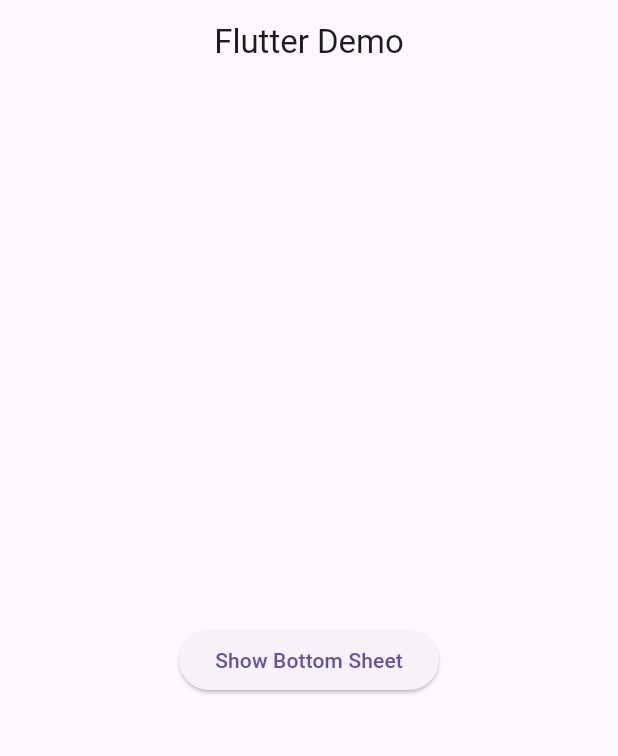
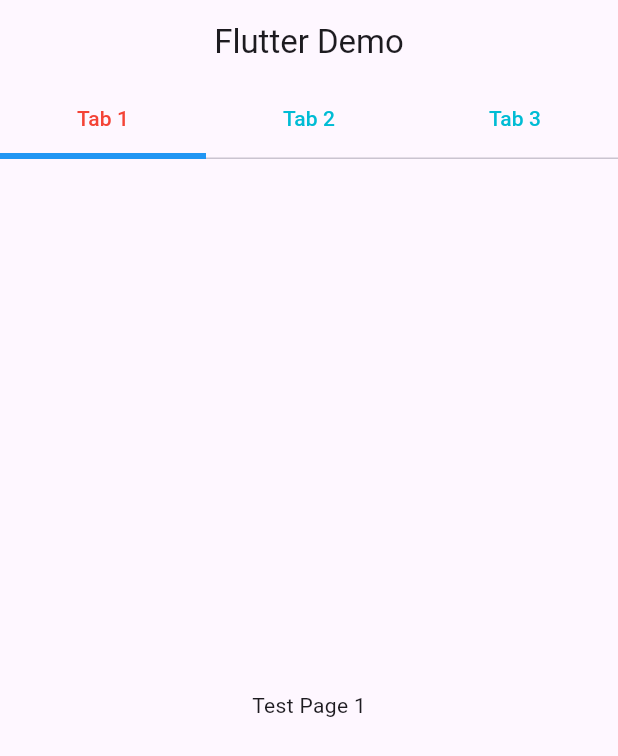
Before and after one commit to XieHui-001/FlutterTestDemo, a Flutter app: the screen it shows after launch, on a phone screen of 412 x 824 dp. Shown: the top 756 px of the screen. Run offline on Flutter 3.47's test engine with Material 2 defaults, Android fonts, the phone set to English and light mode, and no system bars; our stand-ins replace font_awesome_flutter, video_player.

Commit message:
tabBar test, kit ui;

```diff
--- /dev/null
+++ b/lib/kituitest.dart
@@ -0,0 +1,15 @@
+import 'package:flutter/cupertino.dart';
+import 'package:flutter/material.dart';
+import 'package:font_awesome_flutter/font_awesome_flutter.dart';
+
+class KitUiTestPage extends StatefulWidget{
+  @override
+  _KitUiWidget createState () => _KitUiWidget();
+}
+
+class _KitUiWidget extends State<KitUiTestPage>{
+  @override
+  Widget build(BuildContext context){
+    return IconButton(onPressed: (){}, icon: const FaIcon(FontAwesomeIcons.facebook));
+  }
+}
--- a/lib/main.dart
+++ b/lib/main.dart
@@ -4,12 +4,14 @@ import 'package:flutter_test_demo/slivergridtest.dart';
 import 'package:flutter_test_demo/spinnerpage.dart';
 import 'package:flutter_test_demo/supportingtext.dart';
 import 'package:flutter_test_demo/switchtestpage.dart';
+import 'package:flutter_test_demo/tablebartest.dart';
 import 'package:flutter_test_demo/timerpickerpage.dart';
 import 'package:flutter_test_demo/videopage.dart';
 import 'package:flutter_localizations/flutter_localizations.dart';
 
 import 'bottomdialogpage.dart';
 import 'herotest.dart';
+import 'kituitest.dart';
 import 'loadimg.dart';
 import 'viewpage.dart';
 
@@ -36,7 +38,7 @@ class MyApp extends StatelessWidget {
       theme: ThemeData(useMaterial3: true,),
       home:  Scaffold(
         appBar: AppBar(title: const Text("Flutter Demo"),centerTitle: true,),
-        body: BottomDialogPage(),
+        body: TableViewPage(),
       ),
     );
   }
--- /dev/null
+++ b/lib/tablebartest.dart
@@ -0,0 +1,57 @@
+import 'package:flutter/cupertino.dart';
+import 'package:flutter/material.dart';
+
+class TableViewPage extends StatefulWidget {
+  const TableViewPage({super.key});
+
+  @override
+  _TableViewWidget createState() => _TableViewWidget();
+}
+
+class _TableViewWidget extends State<TableViewPage> {
+  @override
+  Widget build(BuildContext context) {
+    return DefaultTabController(
+        length: 3,
+        child: Column(
+          children: [
+            TabBar(
+                indicatorColor: Colors.blue,
+                indicatorWeight: 4,
+                labelColor: Colors.red,
+                indicatorSize:TabBarIndicatorSize.tab,
+                splashBorderRadius:BorderRadius.only(topLeft: Radius.circular(20),topRight: Radius.circular(20)),
+                unselectedLabelColor: Colors.cyan,
+                tabs: [
+                  Tab(text: 'Tab 1'),
+                  Tab(text: 'Tab 2'),
+                  Tab(text: 'Tab 3'),
+                ]),
+            SizedBox(
+              height: 10,
+            ),
+            Expanded(
+                child: TabBarView(
+              children: [
+                TestPage(title: 'Test Page 1'),
+                TestPage(title: 'Test Page 2'),
+                TestPage(title: 'Test Page 3'),
+              ],
+            ))
+          ],
+        ));
+  }
+}
+
+class TestPage extends StatelessWidget {
+  final String title;
+
+  TestPage({required this.title});
+
+  @override
+  Widget build(BuildContext context) {
+    return Center(
+      child: Text(title),
+    );
+  }
+}
--- a/pubspec.yaml
+++ b/pubspec.yaml
@@ -35,6 +35,7 @@ dependencies:
   # The following adds the Cupertino Icons font to your application.
   # Use with the CupertinoIcons class for iOS style icons.
   cupertino_icons: ^1.0.2
+  font_awesome_flutter: ^10.6.0
 
 dev_dependencies:
   flutter_test:
```
Also changed, not shown: pubspec.lock.
